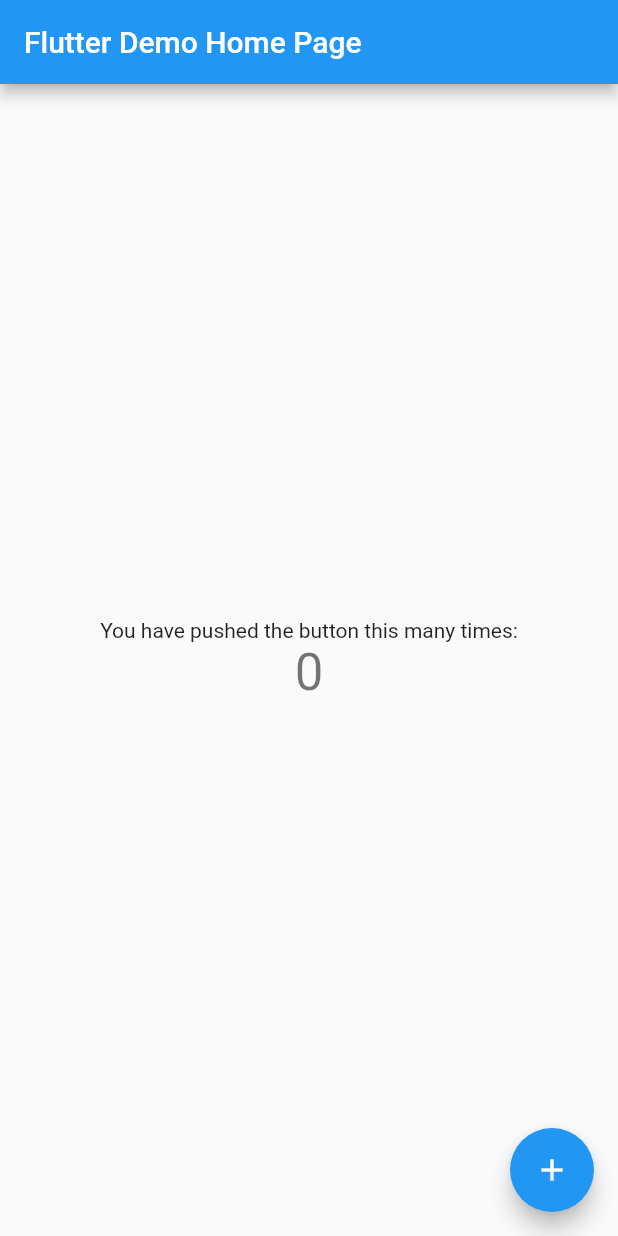
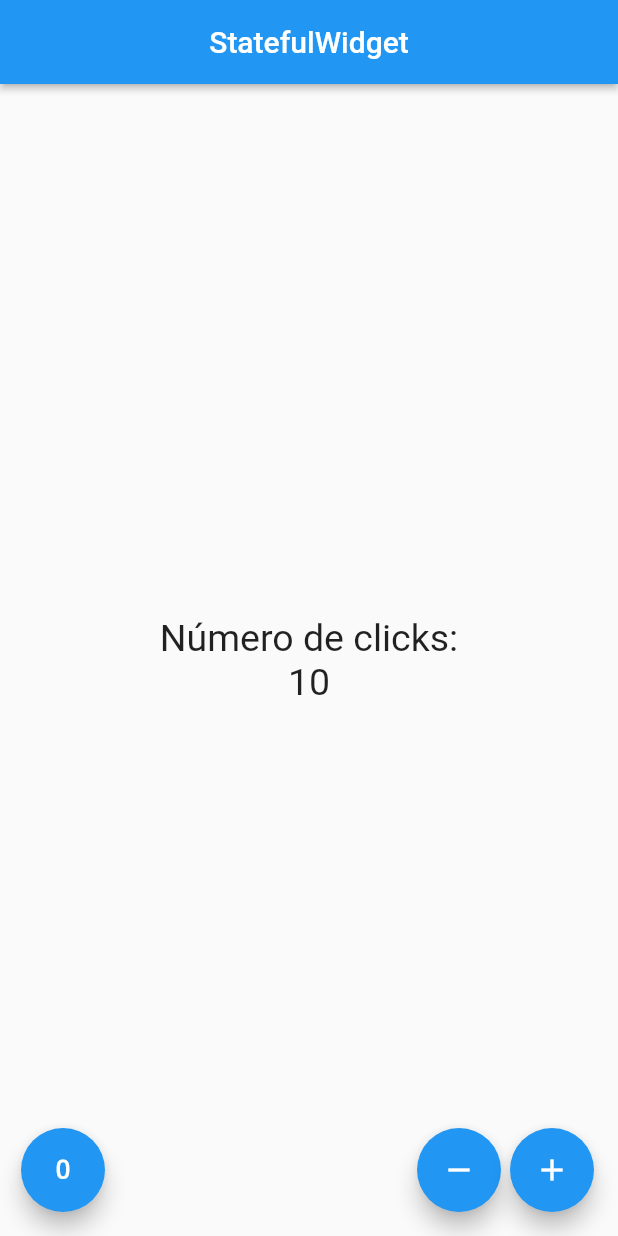
Before and after one commit to LEON12699/Flutter_Basic, a Flutter app: the screen it shows after launch, on a phone screen of 412 x 824 dp. Run offline on Flutter 3.47's test engine with Material 2 defaults, Android fonts, the phone set to English and light mode, and no system bars.

Commit message:
Contador stafulWidget

```diff
--- a/contador/lib/main.dart
+++ b/contador/lib/main.dart
@@ -1,10 +1,12 @@
+import 'package:contador/src/app.dart';
+import 'package:contador/src/pages/home_page.dart';
 import 'package:flutter/material.dart';
 
 void main() {
   runApp(const MyApp());
 }
 
-class MyApp extends StatelessWidget {
+/* class MyApp extends StatelessWidget {
   const MyApp({Key? key}) : super(key: key);
 
   // This widget is the root of your application.
@@ -24,92 +26,92 @@ class MyApp extends StatelessWidget {
         // is not restarted.
         primarySwatch: Colors.blue,
       ),
-      home: const MyHomePage(title: 'Flutter Demo Home Page'),
+      home: HomePage(),
     );
   }
-}
+} */
 
-class MyHomePage extends StatefulWidget {
-  const MyHomePage({Key? key, required this.title}) : super(key: key);
-
-  // This widget is the home page of your application. It is stateful, meaning
-  // that it has a State object (defined below) that contains fields that affect
-  // how it looks.
-
-  // This class is the configuration for the state. It holds the values (in this
-  // case the title) provided by the parent (in this case the App widget) and
-  // used by the build method of the State. Fields in a Widget subclass are
-  // always marked "final".
-
-  final String title;
-
-  @override
-  State<MyHomePage> createState() => _MyHomePageState();
-}
-
-class _MyHomePageState extends State<MyHomePage> {
-  int _counter = 0;
-
-  void _incrementCounter() {
-    setState(() {
-      // This call to setState tells the Flutter framework that something has
-      // changed in this State, which causes it to rerun the build method below
-      // so that the display can reflect the updated values. If we changed
-      // _counter without calling setState(), then the build method would not be
-      // called again, and so nothing would appear to happen.
-      _counter++;
-    });
-  }
-
-  @override
-  Widget build(BuildContext context) {
-    // This method is rerun every time setState is called, for instance as done
-    // by the _incrementCounter method above.
-    //
-    // The Flutter framework has been optimized to make rerunning build methods
-    // fast, so that you can just rebuild anything that needs updating rather
-    // than having to individually change instances of widgets.
-    return Scaffold(
-      appBar: AppBar(
-        // Here we take the value from the MyHomePage object that was created by
-        // the App.build method, and use it to set our appbar title.
-        title: Text(widget.title),
-      ),
-      body: Center(
-        // Center is a layout widget. It takes a single child and positions it
-        // in the middle of the parent.
-        child: Column(
-          // Column is also a layout widget. It takes a list of children and
-          // arranges them vertically. By default, it sizes itself to fit its
-          // children horizontally, and tries to be as tall as its parent.
-          //
-          // Invoke "debug painting" (press "p" in the console, choose the
-          // "Toggle Debug Paint" action from the Flutter Inspector in Android
-          // Studio, or the "Toggle Debug Paint" command in Visual Studio Code)
-          // to see the wireframe for each widget.
-          //
-          // Column has various properties to control how it sizes itself and
-          // how it positions its children. Here we use mainAxisAlignment to
-          // center the children vertically; the main axis here is the vertical
-          // axis because Columns are vertical (the cross axis would be
-          // horizontal).
-          mainAxisAlignment: MainAxisAlignment.center,
-          children: <Widget>[
-            const Text(
-              'You have pushed the button this many times:',
-            ),
-            Text(
-              '$_counter',
-              style: Theme.of(context).textTheme.headline4,
-            ),
-          ],
-        ),
-      ),
-      floatingActionButton: FloatingActionButton(
-        onPressed: _incrementCounter,
-        tooltip: 'Increment',
-        child: const Icon(Icons.add),
-      ), // This trailing comma makes auto-formatting nicer for build methods.
-    );
-  }
-}
+//class MyHomePage extends StatefulWidget {
+//  const MyHomePage({Key? key, required this.title}) : super(key: key);
+//
+//  // This widget is the home page of your application. It is stateful, meaning
+//  // that it has a State object (defined below) that contains fields that affect
+//  // how it looks.
+//
+//  // This class is the configuration for the state. It holds the values (in this
+//  // case the title) provided by the parent (in this case the App widget) and
+//  // used by the build method of the State. Fields in a Widget subclass are
+//  // always marked "final".
+//
+//  final String title;
+//
+//  @override
+//  State<MyHomePage> createState() => _MyHomePageState();
+//}
+//
+//class _MyHomePageState extends State<MyHomePage> {
+//  int _counter = 0;
+//
+//  void _incrementCounter() {
+//    setState(() {
+//      // This call to setState tells the Flutter framework that something has
+//      // changed in this State, which causes it to rerun the build method below
+//      // so that the display can reflect the updated values. If we changed
+//      // _counter without calling setState(), then the build method would not be
+//      // called again, and so nothing would appear to happen.
+//      _counter++;
+//    });
+//  }
+//
+//  @override
+//  Widget build(BuildContext context) {
+//    // This method is rerun every time setState is called, for instance as done
+//    // by the _incrementCounter method above.
+//    //
+//    // The Flutter framework has been optimized to make rerunning build methods
+//    // fast, so that you can just rebuild anything that needs updating rather
+//    // than having to individually change instances of widgets.
+//    return Scaffold(
+//      appBar: AppBar(
+//        // Here we take the value from the MyHomePage object that was created by
+//        // the App.build method, and use it to set our appbar title.
+//        title: Text(widget.title),
+//      ),
+//      body: Center(
+//        // Center is a layout widget. It takes a single child and positions it
+//        // in the middle of the parent.
+//        child: Column(
+//          // Column is also a layout widget. It takes a list of children and
+//          // arranges them vertically. By default, it sizes itself to fit its
+//          // children horizontally, and tries to be as tall as its parent.
+//          //
+//          // Invoke "debug painting" (press "p" in the console, choose the
+//          // "Toggle Debug Paint" action from the Flutter Inspector in Android
+//          // Studio, or the "Toggle Debug Paint" command in Visual Studio Code)
+//          // to see the wireframe for each widget.
+//          //
+//          // Column has various properties to control how it sizes itself and
+//          // how it positions its children. Here we use mainAxisAlignment to
+//          // center the children vertically; the main axis here is the vertical
+//          // axis because Columns are vertical (the cross axis would be
+//          // horizontal).
+//          mainAxisAlignment: MainAxisAlignment.center,
+//          children: <Widget>[
+//            const Text(
+//              'You have pushed the button this many times:',
+//            ),
+//            Text(
+//              '$_counter',
+//              style: Theme.of(context).textTheme.headline4,
+//            ),
+//          ],
+//        ),
+//      ),
+//      floatingActionButton: FloatingActionButton(
+//        onPressed: _incrementCounter,
+//        tooltip: 'Increment',
+//        child: const Icon(Icons.add),
+//      ), // This trailing comma makes auto-formatting nicer for build methods.
+//    );
+//  }
+//}
--- a/contador/lib/src/app.dart
+++ b/contador/lib/src/app.dart
@@ -1,14 +1,16 @@
+import 'package:contador/src/pages/contador_page.dart';
+import 'package:contador/src/pages/home_page.dart';
+import 'package:flutter/material.dart';
+
 class MyApp extends StatelessWidget {
   const MyApp({Key? key}) : super(key: key);
 
   @override
   Widget build(BuildContext context) {
-    return const MaterialApp(
-      home: Scaffold(
-        body: Center(
-          child: Text('Hello, world!'),
-        ),
-      ),
-    );
+    return MaterialApp(
+        debugShowCheckedModeBanner: false,
+        home: Center(
+          child: ContadorPage(),
+        ));
   }
 }
--- /dev/null
+++ b/contador/lib/src/pages/contador_page.dart
@@ -0,0 +1,86 @@
+import 'package:flutter/material.dart';
+
+class ContadorPage extends StatefulWidget {
+  @override
+  State<StatefulWidget> createState() => _ContadorPageState();
+}
+
+class _ContadorPageState extends State<ContadorPage> {
+  final TextStyle _styleText = const TextStyle(fontSize: 25);
+
+  int _counter = 10;
+
+  @override
+  Widget build(BuildContext context) {
+    return Scaffold(
+        appBar: AppBar(
+          title: const Text('StatefulWidget'),
+          centerTitle: true,
+          elevation: 2.0,
+        ),
+        body: Center(
+            child: Column(
+          mainAxisAlignment: MainAxisAlignment.center,
+          children: <Widget>[
+            Text('Número de clicks:', style: _styleText),
+            Text('$_counter', style: _styleText)
+          ],
+        )),
+        // floatingActionButtonLocation: FloatingActionButtonLocation.centerFloat,
+        floatingActionButton: _createButtons());
+  }
+
+  Widget _createButtons() {
+    return Row(
+      mainAxisAlignment: MainAxisAlignment.end,
+      children: <Widget>[
+        SizedBox(width: 30.0),
+        FloatingActionButton(
+            child: Icon(Icons.exposure_zero),
+            onPressed: () => _operation('reset')),
+        Expanded(
+          child: SizedBox(
+            width: 6.0,
+          ),
+        ),
+        FloatingActionButton(
+            child: Icon(Icons.remove),
+            onPressed: () => _operation('substract')),
+        SizedBox(
+          width: 6.0,
+        ),
+        FloatingActionButton(
+            child: Icon(Icons.add), onPressed: () => _operation('add')),
+      ],
+    );
+  }
+
+  void _add() {
+    setState(() => _counter++);
+  }
+
+  void _substract() {
+    setState(() => _counter--);
+  }
+
+  void _reset() {
+    setState(() => _counter = 0);
+  }
+
+  void _operation(String operation) {
+    operation = operation.toLowerCase();
+    switch (operation) {
+      case 'add':
+        _add();
+        break;
+      case 'substract':
+        _substract();
+        break;
+      case 'reset':
+        _reset();
+        break;
+      default:
+        print('Operación no válida');
+    }
+  }
+}
```
Also changed, not shown: contador/lib/src/pages/home_page.dart (+18 -3 lines).
